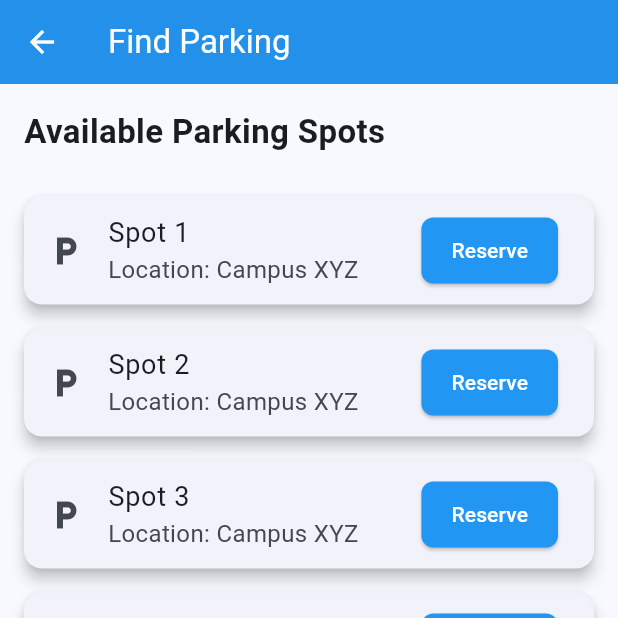
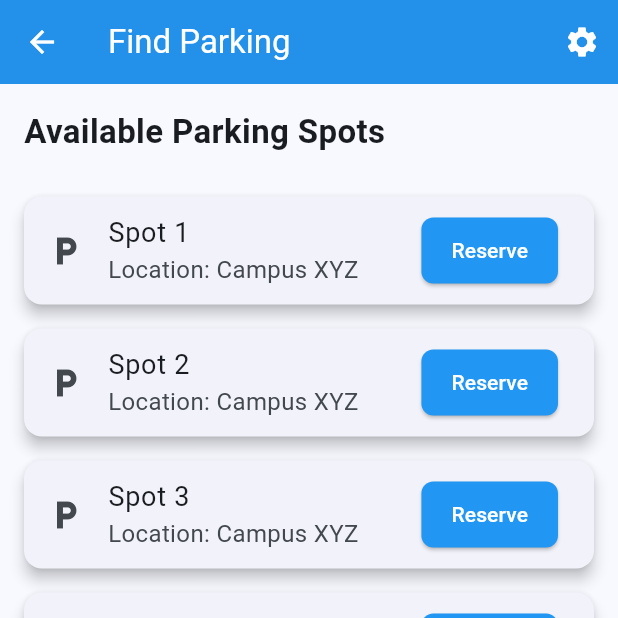
Before and after one commit to OwenAEdwards/SmartParking, a Flutter app: the ParkingScreen screen opened by its route, on a phone screen of 412 x 824 dp, the top half of it. Run offline on Flutter 3.47's test engine with Material 3 defaults, Android fonts, the phone set to English and light mode, and no system bars; our stand-ins replace firebase_auth, firebase_core, flutter_secure_storage, google_sign_in; accounts and stored records are empty.

Commit message:
Added custom_app_bar, which includes a settings icon; logout works now too

```diff
--- a/mobile-ui/lib/routes/app_routes.dart
+++ b/mobile-ui/lib/routes/app_routes.dart
@@ -2,6 +2,7 @@ import 'package:flutter/material.dart';
 import 'package:provider/provider.dart';
 import 'package:smart_parking/views/parking_screen.dart';
 import 'package:smart_parking/views/login_screen.dart';
+import 'package:smart_parking/views/settings_screen.dart';
 import 'package:smart_parking/providers/auth_provider.dart';
 
 class AppRoutes {
@@ -13,5 +14,6 @@ class AppRoutes {
     },
     '/parking': (context) => const ParkingScreen(),
     '/login': (context) => const LoginScreen(),
+    '/settings': (context) => const SettingsScreen(),
   };
 }
--- a/mobile-ui/lib/views/parking_screen.dart
+++ b/mobile-ui/lib/views/parking_screen.dart
@@ -1,4 +1,5 @@
 import 'package:flutter/material.dart';
+import 'package:smart_parking/widgets/custom_app_bar.dart';
 
 class ParkingScreen extends StatelessWidget {
   const ParkingScreen({super.key});
@@ -6,9 +7,7 @@ class ParkingScreen extends StatelessWidget {
   @override
   Widget build(BuildContext context) {
     return Scaffold(
-      appBar: AppBar(
-        title: const Text('Find Parking'),
-      ),
+      appBar: const CustomAppBar(title: 'Find Parking'),
       body: Padding(
         padding: const EdgeInsets.all(16.0),
         child: Column(
--- /dev/null
+++ b/mobile-ui/lib/widgets/custom_app_bar.dart
@@ -0,0 +1,25 @@
+import 'package:flutter/material.dart';
+
+class CustomAppBar extends StatelessWidget implements PreferredSizeWidget {
+  final String title;
+
+  const CustomAppBar({super.key, required this.title}); // Dynamic title
+
+  @override
+  Size get preferredSize => const Size.fromHeight(kToolbarHeight);
+
+  @override
+  Widget build(BuildContext context) {
+    return AppBar(
+      title: Text(title),
+      actions: [
+        IconButton(
+          icon: const Icon(Icons.settings),
+          onPressed: () {
+            Navigator.pushNamed(context, '/settings');
+          },
+        ),
+      ],
+    );
+  }
+}
```
Also changed, not shown: mobile-ui/lib/views/settings_screen.dart (+9 -4 lines), mobile-ui/lib/widgets/custom_button.dart (deleted).
